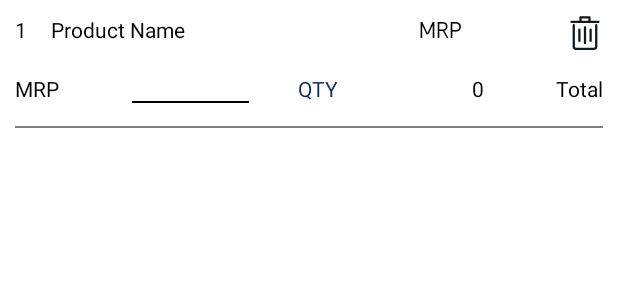
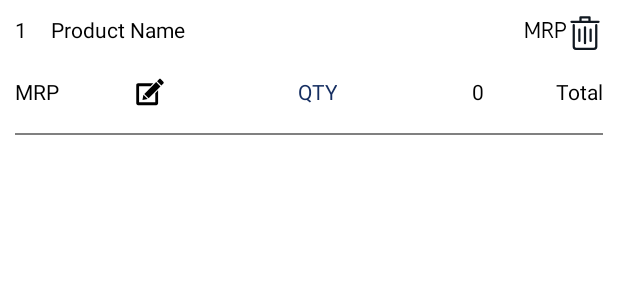
Before and after one commit to saffull/TSmith-Multi-Warehouse-SO, an Android app: the layout item_lv_saleorder.xml on its own in the app's theme, with its tools: preview values and no code run, on a phone screen of 412 x 824 dp. Shown: the top 300 px of the screen. Run offline under Robolectric (Android 15) with nearby library versions, the phone set to English and light mode, and no system bars.

Commit message:
MW-SO_1.0.1

```diff
--- a/MWSO/app/src/main/java/com/techsmith/mw_so/MainActivity.java
+++ b/MWSO/app/src/main/java/com/techsmith/mw_so/MainActivity.java
@@ -221,8 +221,8 @@ public class MainActivity extends AppCompatActivity {
 //            dialog.setTitle("Save");
             dialog.getWindow().setSoftInputMode(WindowManager.LayoutParams.SOFT_INPUT_STATE_ALWAYS_HIDDEN);
 
-            ImageButton imgBtnCloseSaveWindow = (ImageButton) dialog.findViewById(R.id.imgBtnClosetsMsgWindow);
-            TextView tvMsgTodisplay = (TextView) dialog.findViewById(R.id.tvTsMessageDisplay);
+            ImageButton imgBtnCloseSaveWindow = dialog.findViewById(R.id.imgBtnClosetsMsgWindow);
+            TextView tvMsgTodisplay = dialog.findViewById(R.id.tvTsMessageDisplay);
 
             WindowManager.LayoutParams lp = new WindowManager.LayoutParams();
             lp.copyFrom(dialog.getWindow().getAttributes());
--- a/MWSO/app/src/main/res/layout/activity_main.xml
+++ b/MWSO/app/src/main/res/layout/activity_main.xml
@@ -40,11 +40,11 @@
                     android:layout_height="wrap_content"
                     android:layout_marginTop="10dp"
                     android:layout_marginEnd="30dp"
-                    android:onClick="SaveUrl"
                     android:layout_marginRight="30dp"
                     android:background="@drawable/ic_settings"
                     android:clickable="true"
-                    android:focusable="true" />
+                    android:focusable="true"
+                    android:onClick="SaveUrl" />
             </LinearLayout>
         </androidx.appcompat.widget.Toolbar>
 
--- a/MWSO/app/src/main/res/layout/item_lv_saleorder.xml
+++ b/MWSO/app/src/main/res/layout/item_lv_saleorder.xml
@@ -1,5 +1,6 @@
 <?xml version="1.0" encoding="utf-8"?><!--Created by Pavithra on 24-08-2020-->
 <LinearLayout xmlns:android="http://schemas.android.com/apk/res/android"
+    xmlns:app="http://schemas.android.com/apk/res-auto"
     android:layout_width="match_parent"
     android:layout_height="match_parent"
     android:orientation="vertical"
@@ -34,6 +35,7 @@
             android:layout_weight="0.8"
             android:fontFamily="@font/fabrica"
             android:text="MRP"
+            android:gravity="right"
             android:textColor="@color/black" />
 
         <ImageButton
@@ -68,8 +70,8 @@
             android:layout_height="wrap_content"
             android:layout_weight="0.2"
             android:gravity="center"
-            android:background="@drawable/border_bottom"
-            android:textColor="@color/black" />
+            android:textColor="@color/black"
+            app:drawableStartCompat="@drawable/ic_edit" />
 
         <TextView
             android:id="@+id/tvRate"
--- a/MWSO/app/src/main/res/layout/quantity_selection_dialogwindow.xml
+++ b/MWSO/app/src/main/res/layout/quantity_selection_dialogwindow.xml
@@ -138,6 +138,7 @@
                     android:layout_marginLeft="20dp"
                     android:layout_marginRight="20dp"
                     android:layout_weight="0.2"
+                    android:selectAllOnFocus="true"
                     android:background="@drawable/et_roundedbox_bg"
                     android:gravity="center"
                     android:inputType="numberSigned"
@@ -159,6 +160,7 @@
                 android:layout_width="wrap_content"
                 android:layout_height="match_parent"
                 android:layout_gravity="center"
+                android:enabled="false"
                 android:id="@+id/caculate"
                 android:text="@string/calculate"
                 android:textColor="@color/white" />
```
Also changed, not shown: MWSO/app/src/main/java/com/techsmith/mw_so/SOActivity.java (+32 -5 lines), MWSO/app/src/main/java/com/techsmith/mw_so/utils/SOActivityArrayAdapter.java (+12 -1 lines).
